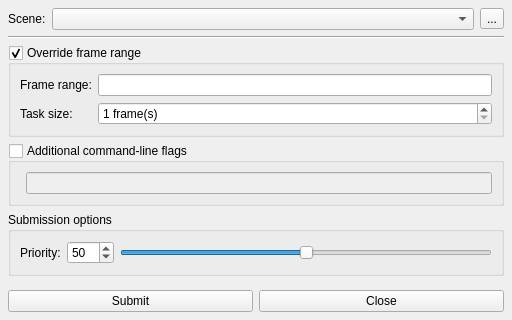
This is core/tools/gpsSubmit/submit_ui.ui in mjbonnington/icarus-gps as Qt 5 draws it before an edit. The edited form follows.
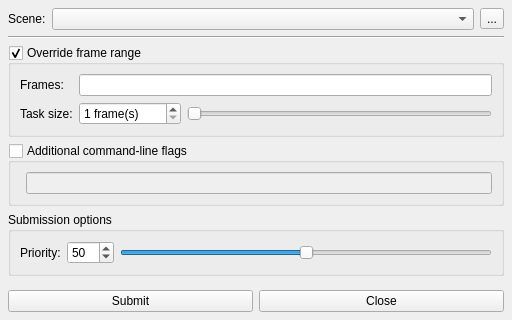
This is the edited form.

What changed in the file:
```diff
--- a/core/tools/gpsSubmit/submit_ui.ui
+++ b/core/tools/gpsSubmit/submit_ui.ui
@@ -113,26 +113,10 @@
            </property>
           </widget>
          </item>
-         <item row="2" column="1">
-          <widget class="QSpinBox" name="taskSize_spinBox">
-           <property name="toolTip">
-            <string>How many frames to submit for each task</string>
-           </property>
-           <property name="suffix">
-            <string> frame(s)</string>
-           </property>
-           <property name="minimum">
-            <number>1</number>
-           </property>
-           <property name="maximum">
-            <number>9999</number>
-           </property>
-          </widget>
-         </item>
          <item row="0" column="0">
           <widget class="QLabel" name="frameRange_label">
            <property name="text">
-            <string>Frame range:</string>
+            <string>Frames:</string>
            </property>
           </widget>
          </item>
@@ -146,6 +130,48 @@
            </property>
           </widget>
          </item>
+         <item row="2" column="1">
+          <layout class="QHBoxLayout" name="taskSize_horizontalLayout">
+           <item>
+            <widget class="QSpinBox" name="taskSize_spinBox">
+             <property name="toolTip">
+              <string>How many frames to submit for each task.</string>
+             </property>
+             <property name="suffix">
+              <string> frame(s)</string>
+             </property>
+             <property name="minimum">
+              <number>1</number>
+             </property>
+             <property name="maximum">
+              <number>9999</number>
+             </property>
+            </widget>
+           </item>
+           <item>
+            <widget class="QSlider" name="taskSize_slider">
+             <property name="minimum">
+              <number>1</number>
+             </property>
+             <property name="maximum">
+              <number>100</number>
+             </property>
+             <property name="value">
+              <number>1</number>
+             </property>
+             <property name="orientation">
+              <enum>Qt::Horizontal</enum>
+             </property>
+             <property name="tickPosition">
+              <enum>QSlider::NoTicks</enum>
+             </property>
+             <property name="tickInterval">
+              <number>10</number>
+             </property>
+            </widget>
+           </item>
+          </layout>
+         </item>
         </layout>
        </widget>
       </item>
```
Left out of the diff: 64 changed lines with no effect on the pictures.
